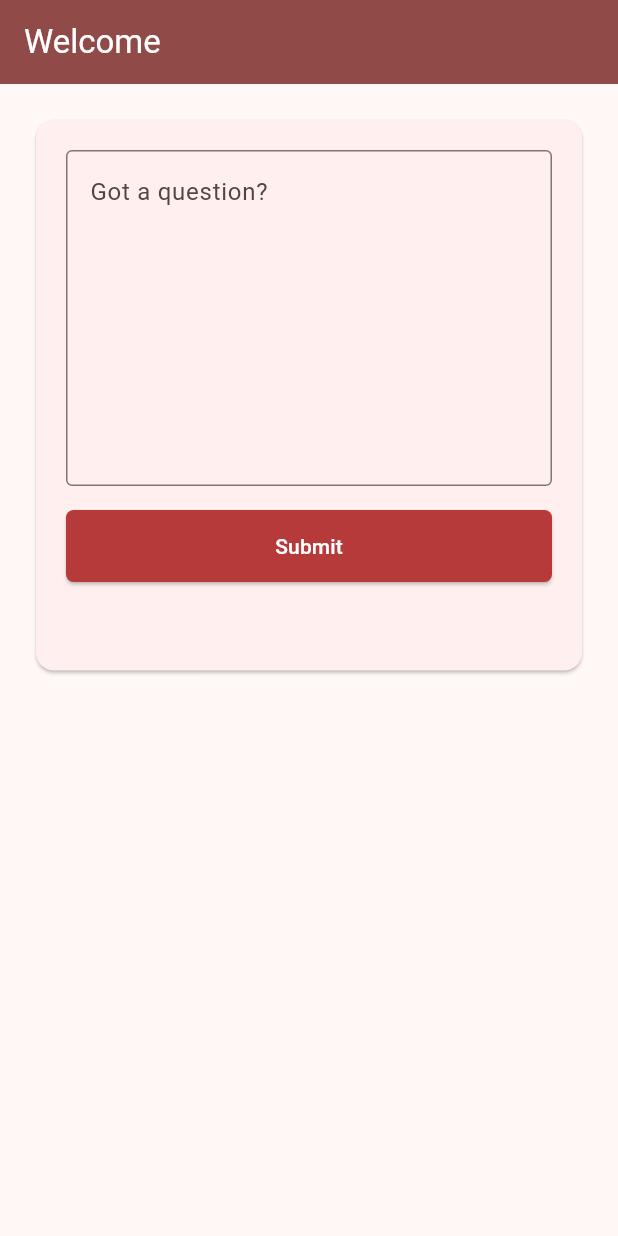
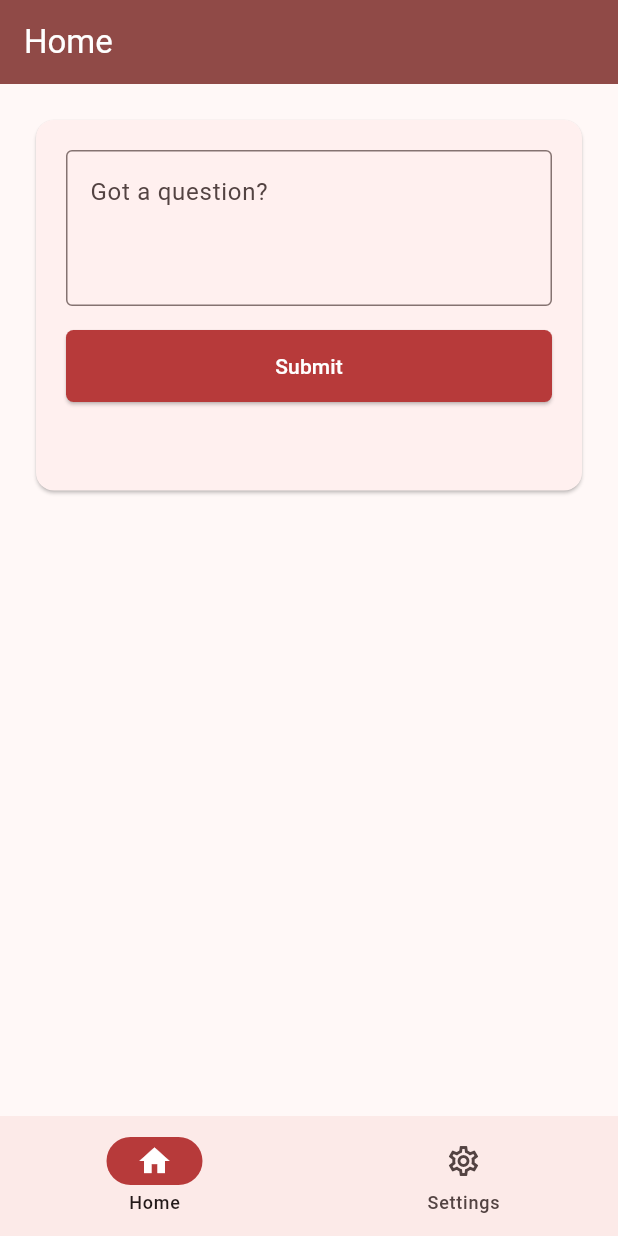
Before and after one commit to CSMorganDev/class-question-queue, a Flutter app: the MyHomePage screen opened directly, on a phone screen of 412 x 824 dp. Run offline on Flutter 3.47's test engine with Material 3 defaults, Android fonts, the phone set to English and light mode, and no system bars; our stand-ins replace audioplayers, flutter_dotenv, fluttertoast, shared_preferences; missing offline and left inert: mqtt_client; accounts and stored records are empty.

Commit message:
Added settings page

```diff
--- a/lib/main.dart
+++ b/lib/main.dart
@@ -11,6 +11,7 @@
 import 'package:mqtt_client/mqtt_browser_client.dart';
 import 'package:flutter_dotenv/flutter_dotenv.dart';
 import 'dart:math';
+import 'package:fluttertoast/fluttertoast.dart';
 
 void main() async {
   await dotenv.load(fileName: ".env");
@@ -57,7 +58,7 @@
             minimumSize: MaterialStateProperty.all<Size>(
                 const Size(double.infinity, 48.0)),
           ))),
-      home: const MyHomePage(title: 'Flutter Demo Home Page'),
+      home: const MyHomePage(title: 'TAFE Class Queue'),
       debugShowCheckedModeBanner: false,
     );
   }
@@ -85,6 +86,8 @@
   final formKey = GlobalKey<FormState>();
   String? name;
   String? studentNumber;
+  int currentPageIndex = 0;
+  String appBarTitle = "Home";
   String? aioServer = dotenv.env['AIO_SERVER'];
   String? aioBrowserServer = dotenv.env['AIO_BROWSER_SERVER'];
   String? aioUsername = dotenv.env['AIO_USERNAME'];
@@ -149,13 +152,19 @@
   }
 
   Widget _buildScaffoldWithUser() {
+    final TextEditingController nameController =
+        TextEditingController(text: name);
+    final TextEditingController studentNumberController =
+        TextEditingController(text: studentNumber);
     return Scaffold(
       appBar: AppBar(
         backgroundColor: Theme.of(context).colorScheme.primary,
         foregroundColor: Colors.white,
-        title: const Text('Welcome'),
+        title: Text(appBarTitle),
       ),
-      body: Column(
+      body: <Widget>[
+        SingleChildScrollView(
+          child: Column(
             crossAxisAlignment: CrossAxisAlignment.center,
             mainAxisAlignment: MainAxisAlignment.start,
             children: [
@@ -169,6 +178,120 @@
                     return _notInQueueView();
                   }
                 }),
+              ),
+            ],
+          ),
+        ),
+        SingleChildScrollView(
+          child: Column(
+            crossAxisAlignment: CrossAxisAlignment.center,
+            mainAxisAlignment: MainAxisAlignment.start,
+            children: [
+              Padding(
+                padding: const EdgeInsets.all(20.0),
+                child: Card(
+                  child: Form(
+                    key: formKey,
+                    child: Padding(
+                      padding: const EdgeInsets.all(20.0),
+                      child: Column(
+                        crossAxisAlignment: CrossAxisAlignment.start,
+                        mainAxisAlignment: MainAxisAlignment.start,
+                        children: <Widget>[
+                          TextFormField(
+                            controller: nameController,
+                            decoration:
+                                const InputDecoration(labelText: 'Name'),
+                            validator: (value) {
+                              if (value!.isEmpty) {
+                                return 'Please enter your name';
+                              }
+                              return null;
+                            },
+                          ),
+                          TextFormField(
+                            controller: studentNumberController,
+                            decoration: const InputDecoration(
+                                labelText: 'Student Number'),
+                            validator: (value) {
+                              if (value!.isEmpty) {
+                                return 'Please enter your student number';
+                              }
+                              // You can add more complex validation logic here
+                              return null;
+                            },
+                          ),
+                          Padding(
+                            padding: const EdgeInsets.symmetric(vertical: 16.0),
+                            child: ElevatedButton(
+                              onPressed: () async {
+                                if (inQueue) {
+                                  Fluttertoast.showToast(
+                                      msg:
+                                          "You cannot update your settings while you are in the queue",
+                                      toastLength: Toast.LENGTH_SHORT,
+                                      gravity: ToastGravity.CENTER,
+                                      timeInSecForIosWeb: 2,
+                                      backgroundColor: const Color.fromARGB(
+                                          255, 183, 58, 58),
+                                      textColor: Colors.white,
+                                      fontSize: 16.0);
+                                } else if (formKey.currentState!.validate()) {
+                                  formKey.currentState!.save();
+                                  // Process the form data here
+                                  await saveData('name', nameController.text);
+                                  await saveData('studentNumber',
+                                      studentNumberController.text);
+                                  setState(() {
+                                    name = nameController.text;
+                                    studentNumber =
+                                        studentNumberController.text;
+                                  });
+                                  Fluttertoast.showToast(
+                                      msg: "Settings updated!",
+                                      toastLength: Toast.LENGTH_SHORT,
+                                      gravity: ToastGravity.CENTER,
+                                      timeInSecForIosWeb: 2,
+                                      backgroundColor: const Color.fromARGB(
+                                          255, 183, 58, 58),
+                                      textColor: Colors.white,
+                                      fontSize: 16.0);
+                                  print('Name: $name');
+                                  print('Student Number: $studentNumber');
+                                }
+                              },
+                              child: const Text('Submit'),
+                            ),
+                          ),
+                        ],
+                      ),
+                    ),
+                  ),
+                ),
+              ),
+            ],
+          ),
+        ),
+      ][currentPageIndex],
+      bottomNavigationBar: NavigationBar(
+        onDestinationSelected: (int index) {
+          setState(() {
+            currentPageIndex = index;
+            appBarTitle = index == 1 ? "Settings" : "Home";
+          });
+        },
+        indicatorColor: const Color.fromARGB(255, 183, 58, 58),
+        selectedIndex: currentPageIndex,
+        destinations: const <Widget>[
+          NavigationDestination(
+            selectedIcon: Icon(Icons.home, color: Colors.white),
+            icon: Icon(Icons.home_outlined),
+            label: 'Home',
+          ),
+          NavigationDestination(
+            selectedIcon: Icon(Icons.settings, color: Colors.white),
+            icon: Icon(Icons.settings_outlined),
+            label: 'Settings',
           ),
         ],
       ),
@@ -469,7 +592,7 @@
             mainAxisAlignment: MainAxisAlignment.start,
             children: <Widget>[
               TextFormField(
-                maxLines: 8,
+                maxLines: 3,
                 controller: questionController,
                 decoration: const InputDecoration(
                     labelText: 'Got a question?',
@@ -477,7 +600,7 @@
                     border: OutlineInputBorder()),
                 validator: (value) {
                   if (value!.isEmpty) {
-                    return 'Please enter your name';
+                    return 'Please enter a valid question';
                   }
                   return null;
                 },
@@ -554,29 +677,6 @@
               style: const TextStyle(fontSize: 20, color: Colors.red),
             ),
             SizedBox(height: 16),
-            Align(
-              alignment: Alignment.centerRight,
-              child: ElevatedButton.icon(
-                onPressed: () {
-                  print("Cancel button pressed");
-                  String data =
-                      '{ "messageType": "cancel", "studentNumber": "$studentNumber"}';
-                  publishMessage(data);
-                  setState(() {
-                    yourTurn = false;
-                    inQueue = false;
-                    ticketNumber = '';
-                    queueNumber = '';
-                  });
-                },
-                icon: Icon(Icons.cancel),
-                label: Text('Cancel question'),
-                style: ElevatedButton.styleFrom(
-                  backgroundColor: Theme.of(context).colorScheme.primary,
-                  foregroundColor: Colors.white,
-                ),
-              ),
-            ),
           ],
         ),
       ),
--- a/pubspec.yaml
+++ b/pubspec.yaml
@@ -32,6 +32,7 @@ dependencies:
     sdk: flutter
   shared_preferences: ^2.0.0
   mqtt_client: ^10.2.1
+  fluttertoast: ^8.2.6
 
 
   # The following adds the Cupertino Icons font to your application.
```
Also changed, not shown: pubspec.lock, 1 other file. Lines whose indentation alone changed are shown as unchanged.
